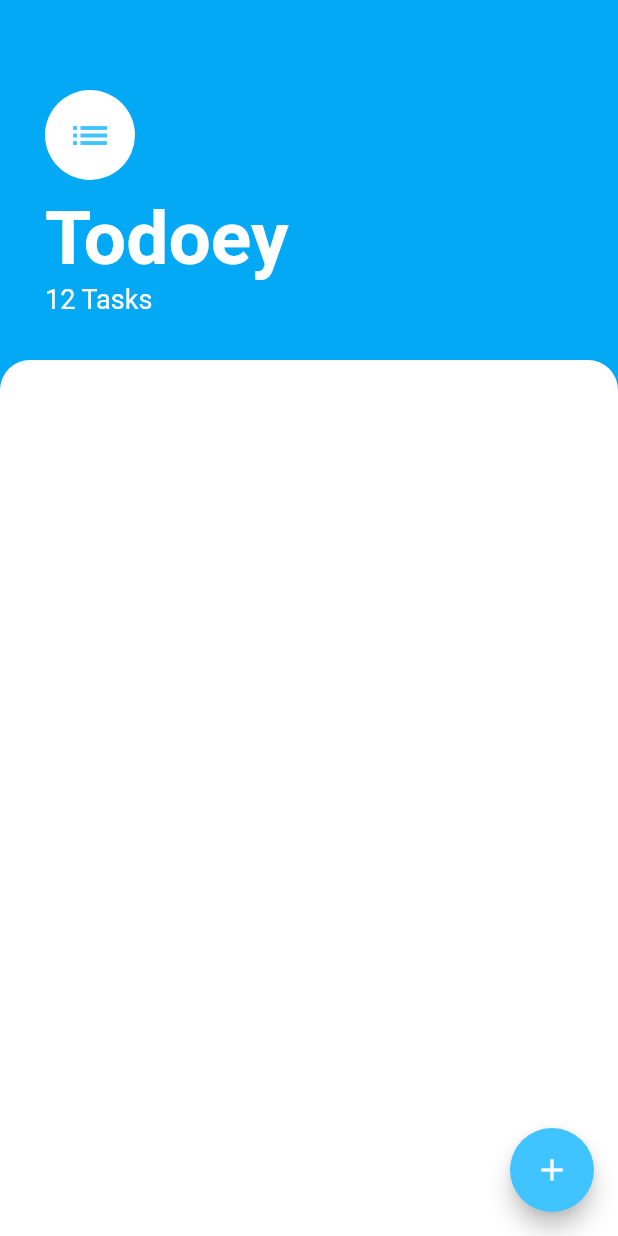
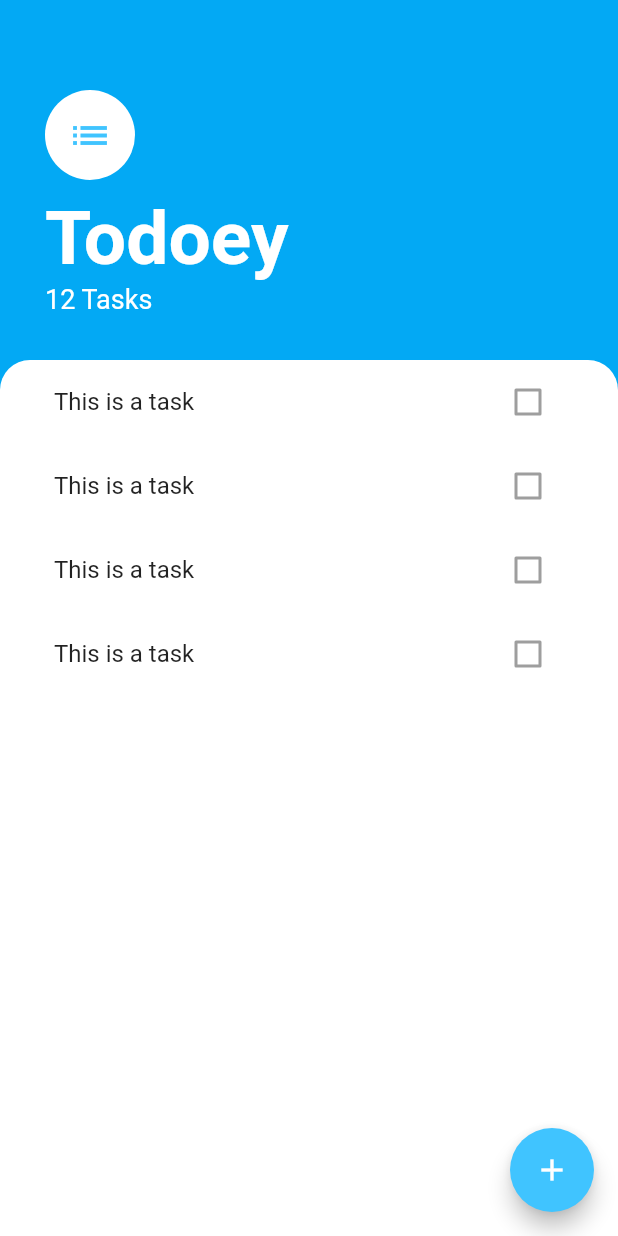
Before and after one commit to sklearn21/Todoey, a Flutter app: the screen it shows after launch, on a phone screen of 412 x 824 dp. Run offline on Flutter 3.47's test engine with Material 2 defaults, Android fonts, the phone set to English and light mode, and no system bars.

Commit message:
Added list view and refactored.

```diff
--- a/lib/screens/tasks_screen.dart
+++ b/lib/screens/tasks_screen.dart
@@ -1,4 +1,5 @@
 import 'package:flutter/material.dart';
+import 'package:todoey/widgets/tasks_list.dart';
 
 class TasksScreen extends StatelessWidget {
   @override
@@ -54,6 +55,7 @@ class TasksScreen extends StatelessWidget {
           ),
           Expanded(
             child: Container(
+              padding: EdgeInsets.symmetric(horizontal: 20.0),
               decoration: BoxDecoration(
                 color: Colors.white,
                 borderRadius: BorderRadius.only(
@@ -61,6 +63,7 @@ class TasksScreen extends StatelessWidget {
                   topRight: Radius.circular(20.0),
                 ),
               ),
+              child: TasksList(),
             ),
           ),
         ],
--- /dev/null
+++ b/lib/widgets/task_tile.dart
@@ -0,0 +1,13 @@
+import 'package:flutter/material.dart';
+
+class TaskTile extends StatelessWidget {
+  @override
+  Widget build(BuildContext context) {
+    return ListTile(
+      title: Text('This is a task'),
+      trailing: Checkbox(
+        value: false,
+      ),
+    );
+  }
+}
--- /dev/null
+++ b/lib/widgets/tasks_list.dart
@@ -0,0 +1,16 @@
+import 'package:flutter/material.dart';
+import 'package:todoey/widgets/task_tile.dart';
+
+class TasksList extends StatelessWidget {
+  @override
+  Widget build(BuildContext context) {
+    return ListView(
+      children: <Widget>[
+        TaskTile(),
+        TaskTile(),
+        TaskTile(),
+        TaskTile(),
+      ],
+    );
+  }
+}
```
